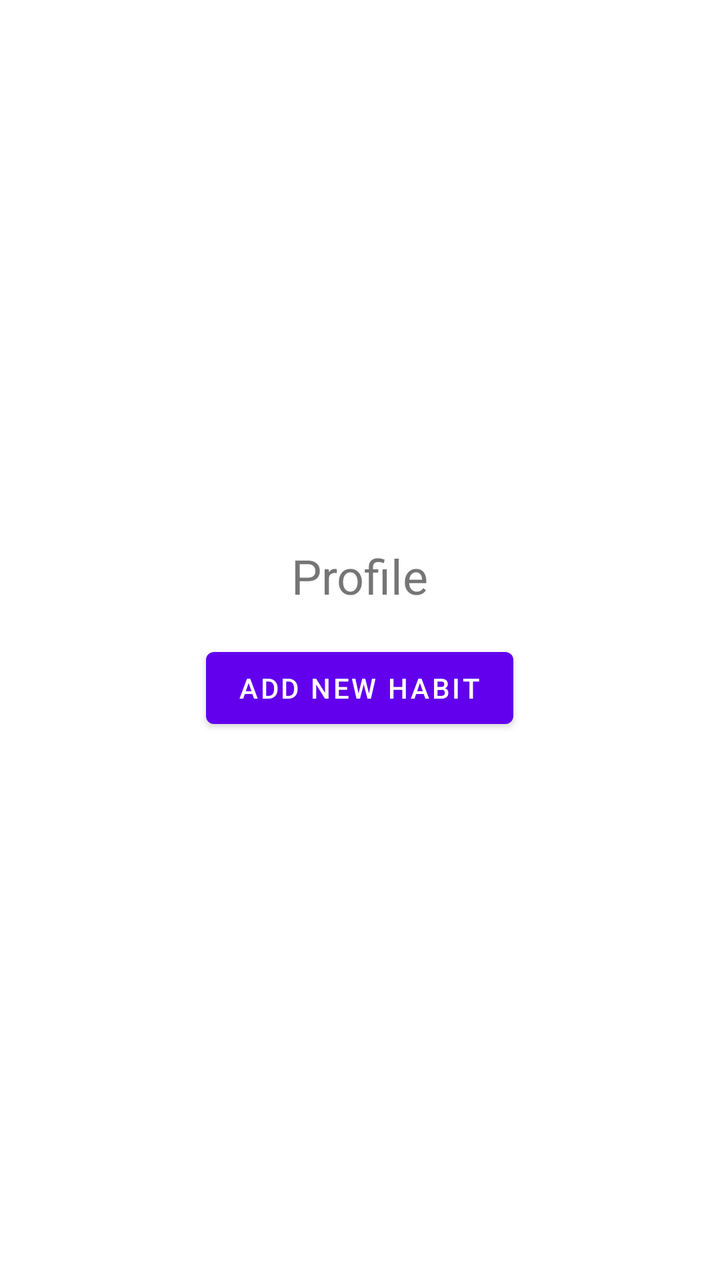
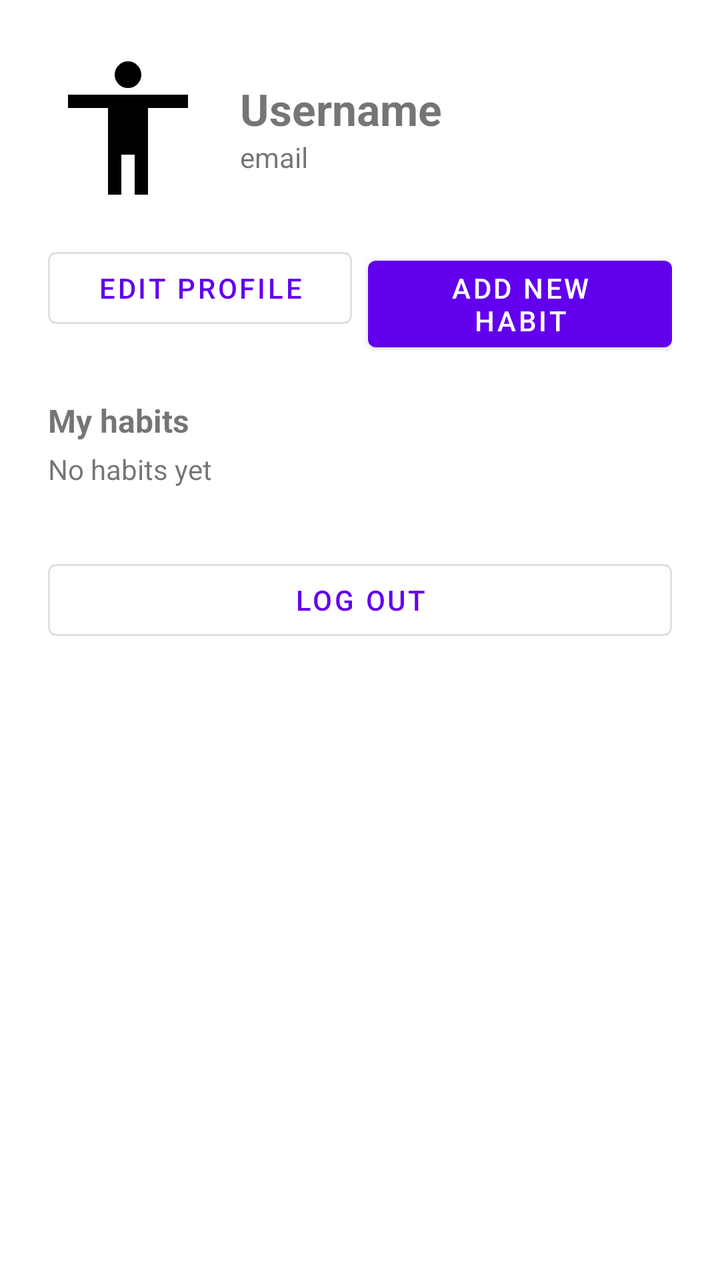

Screens rendered from an Android XML layout before and after an edit, with the pre-edit source and the edit as a unified diff.
<!-- AndroidManifest.xml: application theme Theme.Progr3ss -->
<!-- res/layout/fragment_profile.xml -->
<?xml version="1.0" encoding="utf-8"?>
<LinearLayout xmlns:android="http://schemas.android.com/apk/res/android"
    android:layout_width="match_parent"
    android:layout_height="match_parent"
    android:gravity="center"
    android:orientation="vertical"
    android:padding="24dp">

    <TextView
        android:id="@+id/textView"
        android:layout_width="wrap_content"
        android:layout_height="wrap_content"
        android:text="Profile"
        android:textSize="24sp" />

    <Button
        android:id="@+id/btnAddHabit"
        android:layout_width="wrap_content"
        android:layout_height="wrap_content"
        android:layout_marginTop="16dp"
        android:text="Add new habit" />

</LinearLayout>
<!-- resources referenced by this layout -->
<resources>
  <style name="Theme.Progr3ss" parent="Theme.MaterialComponents.DayNight.DarkActionBar">
          
          <item name="colorPrimary">@color/purple_500</item>
          <item name="colorPrimaryVariant">@color/purple_700</item>
          <item name="colorOnPrimary">@color/white</item>
          
          <item name="colorSecondary">@color/teal_200</item>
          <item name="colorSecondaryVariant">@color/teal_700</item>
          <item name="colorOnSecondary">@color/black</item>
          
          <item name="android:statusBarColor">?attr/colorPrimaryVariant</item>
          
      </style>
  <color name="purple_500">#FF6200EE</color>
  <color name="purple_700">#FF3700B3</color>
  <color name="white">#FFFFFFFF</color>
  <color name="teal_200">#FF03DAC5</color>
  <color name="teal_700">#FF018786</color>
  <color name="black">#FF000000</color>
</resources>

<!-- the commit's change to res/layout/fragment_profile.xml (unified diff, before → after) -->
@@ -1,23 +1,123 @@
 <?xml version="1.0" encoding="utf-8"?>
-<LinearLayout xmlns:android="http://schemas.android.com/apk/res/android"
+<ScrollView xmlns:android="http://schemas.android.com/apk/res/android"
+    xmlns:app="http://schemas.android.com/apk/res-auto"
     android:layout_width="match_parent"
     android:layout_height="match_parent"
-    android:gravity="center"
-    android:orientation="vertical"
-    android:padding="24dp">
+    android:fillViewport="true">
 
-    <TextView
-        android:id="@+id/textView"
-        android:layout_width="wrap_content"
+    <LinearLayout
+        android:layout_width="match_parent"
         android:layout_height="wrap_content"
-        android:text="Profile"
-        android:textSize="24sp" />
+        android:orientation="vertical"
+        android:padding="24dp">
 
-    <Button
-        android:id="@+id/btnAddHabit"
-        android:layout_width="wrap_content"
-        android:layout_height="wrap_content"
-        android:layout_marginTop="16dp"
-        android:text="Add new habit" />
+        
+        <LinearLayout
+            android:layout_width="match_parent"
+            android:layout_height="wrap_content"
+            android:gravity="center_vertical"
+            android:orientation="horizontal">
 
-</LinearLayout>
+            <ImageView
+                android:id="@+id/ivAvatar"
+                android:layout_width="80dp"
+                android:layout_height="80dp"
+                android:layout_marginEnd="16dp"
+                android:contentDescription="Profile picture"
+                android:src="@drawable/ic_profile"
+                app:tint="@null" />
+
+            <LinearLayout
+                android:layout_width="0dp"
+                android:layout_height="wrap_content"
+                android:layout_weight="1"
+                android:orientation="vertical">
+
+                <TextView
+                    android:id="@+id/tvUsername"
+                    android:layout_width="match_parent"
+                    android:layout_height="wrap_content"
+                    android:text="Username"
+                    android:textSize="22sp"
+                    android:textStyle="bold" />
+
+                <TextView
+                    android:id="@+id/tvEmail"
+                    android:layout_width="match_parent"
+                    android:layout_height="wrap_content"
+                    android:text="email" />
+            </LinearLayout>
+        </LinearLayout>
+
+        <TextView
+            android:id="@+id/tvDescription"
+            android:layout_width="match_parent"
+            android:layout_height="wrap_content"
+            android:layout_marginTop="12dp"
+            android:visibility="gone" />
+
+        
+        <LinearLayout
+            android:layout_width="match_parent"
+            android:layout_height="wrap_content"
+            android:layout_marginTop="16dp"
+            android:orientation="horizontal">
+
+            <Button
+                android:id="@+id/btnEditProfile"
+                style="?attr/materialButtonOutlinedStyle"
+                android:layout_width="0dp"
+                android:layout_height="wrap_content"
+                android:layout_marginEnd="8dp"
+                android:layout_weight="1"
+                android:text="Edit profile" />
+
+            <Button
+                android:id="@+id/btnAddHabit"
+                android:layout_width="0dp"
+                android:layout_height="wrap_content"
+                android:layout_weight="1"
+                android:text="Add new habit" />
+        </LinearLayout>
+
+        
+        <TextView
+            android:layout_width="wrap_content"
+            android:layout_height="wrap_content"
+            android:layout_marginTop="24dp"
+            android:text="My habits"
+            android:textSize="16sp"
+            android:textStyle="bold" />
+
+        <TextView
+            android:id="@+id/tvNoHabits"
+            android:layout_width="match_parent"
+            android:layout_height="wrap_content"
+            android:layout_marginTop="4dp"
+            android:text="No habits yet" />
+
+        <LinearLayout
+            android:id="@+id/llHabits"
+            android:layout_width="match_parent"
+            android:layout_height="wrap_content"
+            android:orientation="vertical" />
+
+        <ProgressBar
+            android:id="@+id/progressLoading"
+            android:layout_width="wrap_content"
+            android:layout_height="wrap_content"
+            android:layout_gravity="center_horizontal"
+            android:layout_marginTop="16dp"
+            android:visibility="gone" />
+
+        
+        <Button
+            android:id="@+id/btnLogout"
+            style="?attr/materialButtonOutlinedStyle"
+            android:layout_width="match_parent"
+            android:layout_height="wrap_content"
+            android:layout_marginTop="32dp"
+            android:text="Log out" />
+
+    </LinearLayout>
+</ScrollView>
<!-- resource entries referenced after the edit -->
@@ -1,5 +1,11 @@
 <!-- resources referenced by this layout -->
 <resources>
+  <!-- drawable ic_profile (drawable) -->
+  <vector xmlns:android="http://schemas.android.com/apk/res/android" android:height="24dp" android:tint="#000000" android:viewportHeight="960" android:viewportWidth="960" android:width="24dp">
+        
+      <path android:fillColor="@android:color/white" android:pathData="M423.5,216.5Q400,193 400,160Q400,127 423.5,103.5Q447,80 480,80Q513,80 536.5,103.5Q560,127 560,160Q560,193 536.5,216.5Q513,240 480,240Q447,240 423.5,216.5ZM360,880L360,360L120,360L120,280L840,280L840,360L600,360L600,880L520,880L520,640L440,640L440,880L360,880Z"/>
+      
+  </vector>
   <style name="Theme.Progr3ss" parent="Theme.MaterialComponents.DayNight.DarkActionBar">
           
           <item name="colorPrimary">@color/purple_500</item>
